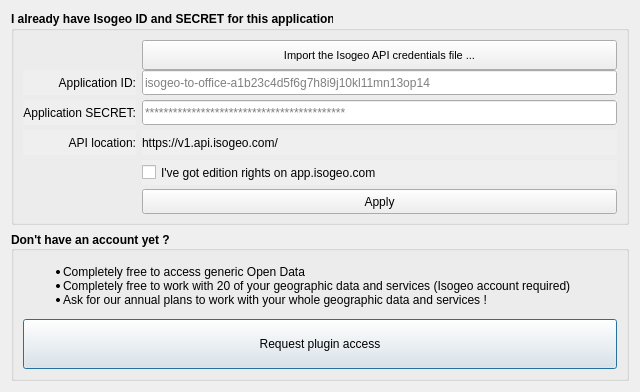
First picture: the form in modules/ui/auth/ui_authentication.ui, repository isogeo/isogeo-2-office, before the edit.
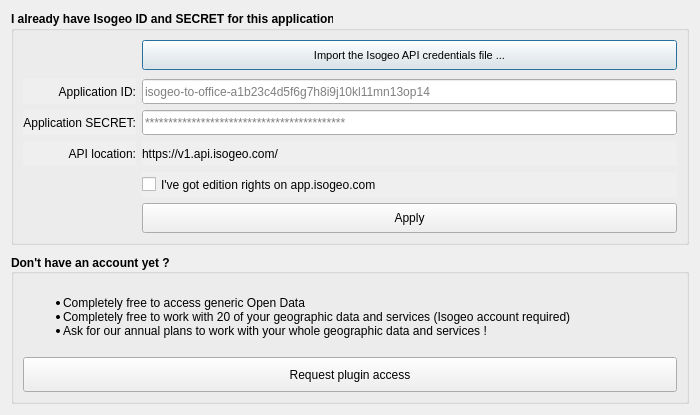
Second picture: the form after the edit. Icons and pictures are not drawn.

Commit message: connect web form to auth request button close #34

```diff
--- a/modules/ui/auth/ui_authentication.ui
+++ b/modules/ui/auth/ui_authentication.ui
@@ -7,20 +7,20 @@
    <rect>
     <x>0</x>
     <y>0</y>
-    <width>640</width>
-    <height>392</height>
+    <width>700</width>
+    <height>415</height>
    </rect>
   </property>
   <property name="minimumSize">
    <size>
-    <width>640</width>
-    <height>380</height>
+    <width>700</width>
+    <height>415</height>
    </size>
   </property>
   <property name="maximumSize">
    <size>
-    <width>640</width>
-    <height>540</height>
+    <width>700</width>
+    <height>415</height>
    </size>
   </property>
   <property name="windowTitle">
@@ -227,71 +227,6 @@
         </property>
        </widget>
       </item>
-      <item row="0" column="1">
-       <widget class="QToolButton" name="btn_browse_credentials">
-        <property name="minimumSize">
-         <size>
-          <width>475</width>
-          <height>30</height>
-         </size>
-        </property>
-        <property name="maximumSize">
-         <size>
-          <width>800</width>
-          <height>30</height>
-         </size>
-        </property>
-        <property name="font">
-         <font>
-          <pointsize>8</pointsize>
-          <weight>50</weight>
-          <bold>false</bold>
-          <strikeout>false</strikeout>
-          <kerning>true</kerning>
-         </font>
-        </property>
-        <property name="cursor">
-         <cursorShape>PointingHandCursor</cursorShape>
-        </property>
-        <property name="focusPolicy">
-         <enum>Qt::NoFocus</enum>
-        </property>
-        <property name="toolTip">
-         <string>Pick your credentials file</string>
-        </property>
-        <property name="autoFillBackground">
-         <bool>false</bool>
-        </property>
-        <property name="text">
-         <string>Import the Isogeo API credentials file ...</string>
-        </property>
-        <property name="icon">
-         <iconset resource="../../../resources.qrc">
-          <normaloff>:/IsogeoToOffice/resources/authentication/upload.svg</normaloff>:/IsogeoToOffice/resources/authentication/upload.svg</iconset>
-        </property>
-        <property name="iconSize">
-         <size>
-          <width>16</width>
-          <height>16</height>
-         </size>
-        </property>
-        <property name="checkable">
-         <bool>false</bool>
-        </property>
-        <property name="popupMode">
-         <enum>QToolButton::InstantPopup</enum>
-        </property>
-        <property name="toolButtonStyle">
-         <enum>Qt::ToolButtonTextBesideIcon</enum>
-        </property>
-        <property name="autoRaise">
-         <bool>false</bool>
-        </property>
-        <property name="arrowType">
-         <enum>Qt::NoArrow</enum>
-        </property>
-       </widget>
-      </item>
       <item row="3" column="1">
        <widget class="QLineEdit" name="ent_app_secret">
         <property name="sizePolicy">
@@ -432,13 +367,13 @@
         <property name="minimumSize">
          <size>
           <width>200</width>
-          <height>25</height>
+          <height>30</height>
          </size>
         </property>
         <property name="maximumSize">
          <size>
           <width>16777215</width>
-          <height>30</height>
+          <height>35</height>
          </size>
         </property>
         <property name="font">
@@ -463,6 +398,9 @@
          <iconset resource="../../../resources.qrc">
           <normaloff>:/IsogeoToOffice/resources/save.svg</normaloff>:/IsogeoToOffice/resources/save.svg</iconset>
         </property>
+        <property name="autoDefault">
+         <bool>false</bool>
+        </property>
         <property name="default">
          <bool>false</bool>
         </property>
@@ -471,6 +409,75 @@
         </property>
        </widget>
       </item>
+      <item row="1" column="1">
+       <spacer name="verticalSpacer_2">
+        <property name="orientation">
+         <enum>Qt::Vertical</enum>
+        </property>
+        <property name="sizeHint" stdset="0">
+         <size>
+          <width>20</width>
+          <height>40</height>
+         </size>
+        </property>
+       </spacer>
+      </item>
+      <item row="0" column="1">
+       <widget class="QPushButton" name="btn_browse_credentials">
+        <property name="minimumSize">
+         <size>
+          <width>475</width>
+          <height>30</height>
+         </size>
+        </property>
+        <property name="maximumSize">
+         <size>
+          <width>800</width>
+          <height>30</height>
+         </size>
+        </property>
+        <property name="font">
+         <font>
+          <pointsize>8</pointsize>
+          <weight>50</weight>
+          <bold>false</bold>
+          <strikeout>false</strikeout>
+          <kerning>true</kerning>
+         </font>
+        </property>
+        <property name="cursor">
+         <cursorShape>PointingHandCursor</cursorShape>
+        </property>
+        <property name="focusPolicy">
+         <enum>Qt::StrongFocus</enum>
+        </property>
+        <property name="toolTip">
+         <string>Pick your credentials file</string>
+        </property>
+        <property name="autoFillBackground">
+         <bool>false</bool>
+        </property>
+        <property name="text">
+         <string>Import the Isogeo API credentials file ...</string>
+        </property>
+        <property name="icon">
+         <iconset resource="../../../resources.qrc">
+          <normaloff>:/IsogeoToOffice/resources/authentication/upload.svg</normaloff>:/IsogeoToOffice/resources/authentication/upload.svg</iconset>
+        </property>
+        <property name="iconSize">
+         <size>
+          <width>16</width>
+          <height>16</height>
+         </size>
+        </property>
+        <property name="checkable">
+         <bool>false</bool>
+        </property>
+        <property name="default">
+         <bool>true</bool>
+        </property>
+       </widget>
+      </item>
      </layout>
      <zorder>ent_app_id</zorder>
      <zorder>ent_app_secret</zorder>
@@ -483,6 +490,19 @@
      <zorder>btn_ok_cancel</zorder>
     </widget>
    </item>
+   <item>
+    <spacer name="verticalSpacer">
+     <property name="orientation">
+      <enum>Qt::Vertical</enum>
+     </property>
+     <property name="sizeHint" stdset="0">
+      <size>
+       <width>20</width>
+       <height>40</height>
+      </size>
+     </property>
+    </spacer>
+   </item>
    <item>
     <widget class="QGroupBox" name="grb_need_account">
      <property name="minimumSize">
@@ -524,13 +544,13 @@
         <property name="minimumSize">
          <size>
           <width>200</width>
-          <height>30</height>
+          <height>25</height>
          </size>
         </property>
         <property name="maximumSize">
          <size>
           <width>700</width>
-          <height>50</height>
+          <height>35</height>
          </size>
         </property>
         <property name="font">
@@ -552,8 +572,14 @@
          <iconset resource="../../../resources.qrc">
           <normaloff>:/IsogeoToOffice/resources/authentication/send-o.svg</normaloff>:/IsogeoToOffice/resources/authentication/send-o.svg</iconset>
         </property>
+        <property name="autoDefault">
+         <bool>false</bool>
+        </property>
         <property name="default">
-         <bool>true</bool>
+         <bool>false</bool>
+        </property>
+        <property name="flat">
+         <bool>false</bool>
         </property>
        </widget>
       </item>
```
Left out of the diff: 7 changed lines with no effect on the pictures. The commit also changes 5 other files.
